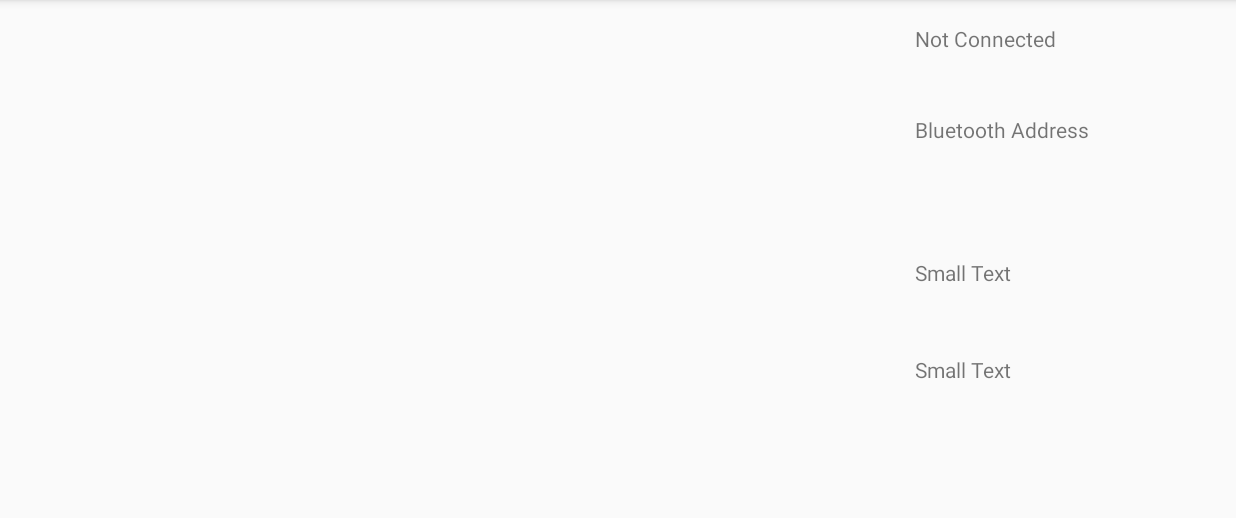
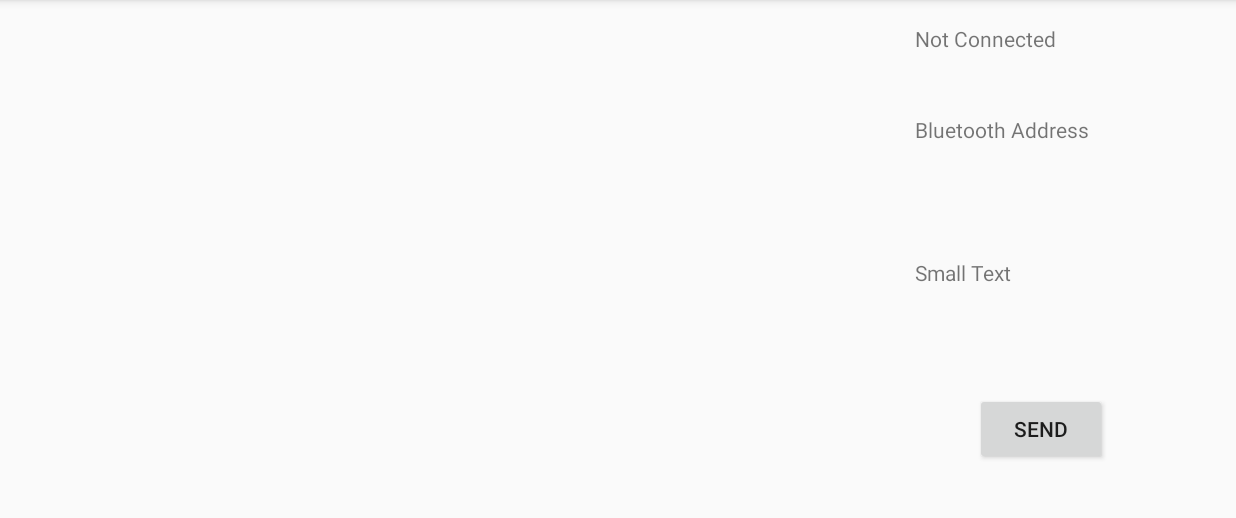
Before and after one commit to newtonmin/ArrythmiaProject, an Android app: the screen it shows after launch (MainActivity), on a phone screen of 824 x 412 dp (held sideways), the part 72-590 px from its top. Run offline under Robolectric (Android 15) with nearby library versions, the phone set to English and light mode, and no system bars.

```diff
--- a/Arrythmia/app/src/main/res/layout/activity_main.xml
+++ b/Arrythmia/app/src/main/res/layout/activity_main.xml
@@ -52,15 +52,15 @@
         android:layout_alignParentEnd="true"
         android:layout_gravity="right" />
 
-    <TextView
-        android:layout_width="150dp"
+    <Button
+        android:layout_width="wrap_content"
         android:layout_height="wrap_content"
-        android:textAppearance="?android:attr/textAppearanceSmall"
-        android:text="Small Text"
-        android:id="@+id/textView5"
-        android:layout_below="@+id/textView4"
-        android:layout_alignLeft="@+id/textView4"
-        android:layout_alignStart="@+id/textView4"
-        android:layout_marginTop="45dp"
-        android:layout_gravity="right" />
+        android:text="Send"
+        android:id="@+id/bSend"
+        android:layout_alignBottom="@+id/tvDebug"
+        android:layout_alignRight="@+id/textView4"
+        android:layout_alignEnd="@+id/textView4"
+        android:layout_marginRight="22dp"
+        android:layout_marginBottom="38dp" />
+
 </RelativeLayout>
```
Also changed, not shown: Arrythmia/app/src/main/java/com/siza/arrythmia/app/MainActivity.java (+39 -0 lines), 1 other file.
